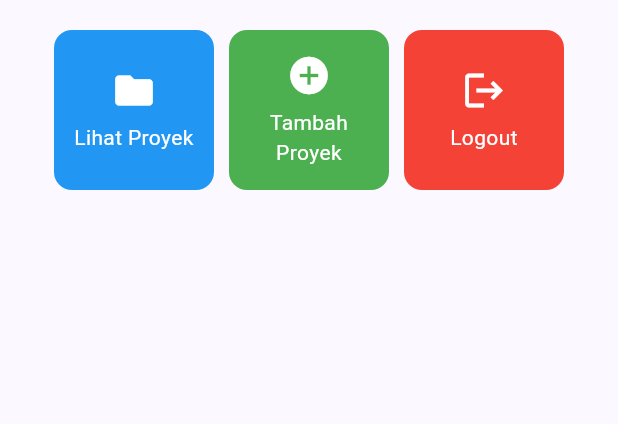
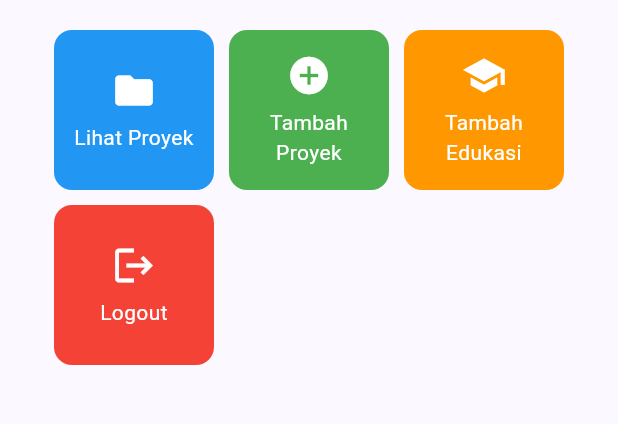
Before and after one commit to clarenvc/myportofolio_mobile, a Flutter app: the screen it shows after launch, on a phone screen of 412 x 824 dp, the part 327-751 px from its top. Run offline on Flutter 3.47's test engine with Material 3 defaults, Android fonts, the phone set to English and light mode, and no system bars; our stand-ins replace material_ui.

Commit message:
feat: add Tambah Edukasi action card, route, and fix padding grid layout

```diff
--- a/lib/screens/menu.dart
+++ b/lib/screens/menu.dart
@@ -12,6 +12,7 @@ class MyHomePage extends StatelessWidget {
   final List<ItemHomepage> items = [
     ItemHomepage("Lihat Proyek", Icons.folder, Colors.blue),
     ItemHomepage("Tambah Proyek", Icons.add_circle, Colors.green),
+    ItemHomepage("Tambah Edukasi", Icons.school, Colors.orange),
     ItemHomepage("Logout", Icons.logout, Colors.red),
   ];
 
@@ -30,12 +31,13 @@ class MyHomePage extends StatelessWidget {
       ),
       drawer: const LeftDrawer(),
       // Body halaman utama
-      body: Padding(
+      body: SingleChildScrollView(
+        child: Padding(
           padding: const EdgeInsets.all(16.0),
           child: Column(
             crossAxisAlignment: CrossAxisAlignment.center,
             children: [
-            // Baris horizontal untuk menampilkan 3 InfoCard secara sejajar.
+              // Baris InfoCard (NPM, Name, Class)
               Row(
                 mainAxisAlignment: MainAxisAlignment.spaceEvenly,
                 children: [
@@ -47,7 +49,7 @@ class MyHomePage extends StatelessWidget {
 
               const SizedBox(height: 16.0),
 
-            // Bagian tengah: pesan sambutan dan kisi tombol menu portofolio.
+              // Bagian tengah: pesan sambutan dan GridView
               Center(
                 child: Column(
                   children: [
@@ -62,14 +64,12 @@ class MyHomePage extends StatelessWidget {
                       ),
                     ),
 
-                  // GridView menampilkan kartu tombol dalam tata letak kisi 3 kolom.
                     GridView.count(
-                    primary: true,
+                      primary: false,
                       padding: const EdgeInsets.all(20),
                       crossAxisSpacing: 10,
                       mainAxisSpacing: 10,
                       crossAxisCount: 3,
-                    // shrinkWrap agar ukuran kisi menyesuaikan tinggi konten anak.
                       shrinkWrap: true,
                       children: items.map((ItemHomepage item) {
                         return ItemCard(item);
@@ -79,6 +79,7 @@ class MyHomePage extends StatelessWidget {
                 ),
               ),
             ],
+          ),
         ),
       ),
     );
```
Also changed, not shown: lib/widgets/project_card.dart (+9 -6 lines). Lines whose indentation alone changed are shown as unchanged.
